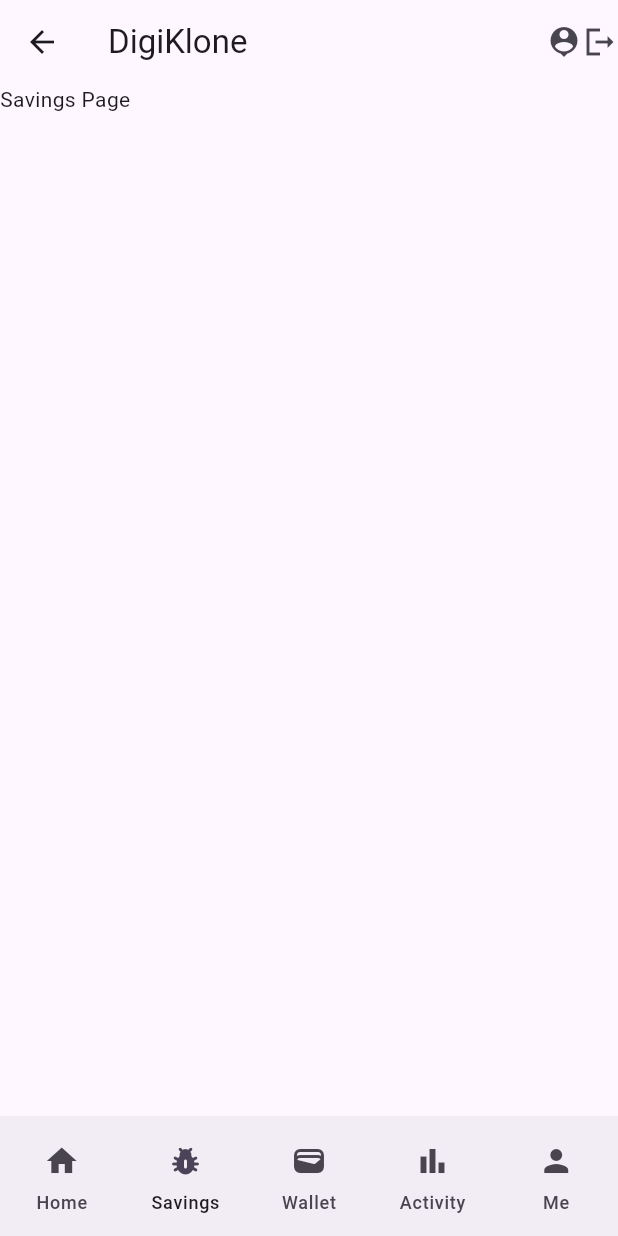
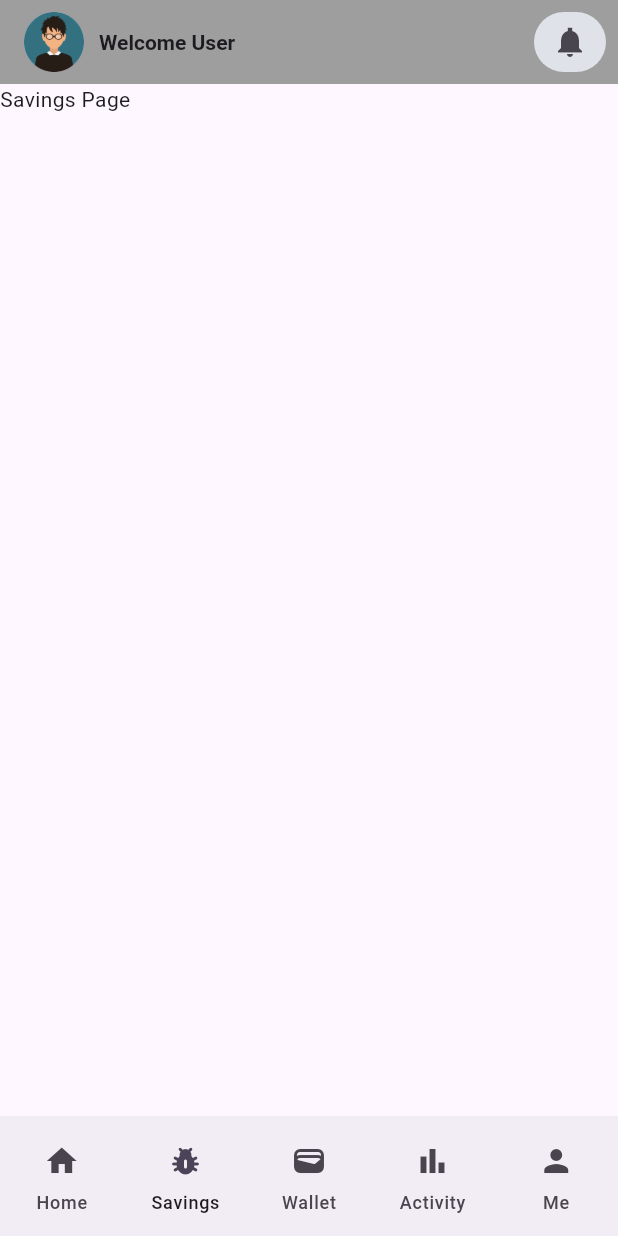
Before and after one commit to ukpongjoseph/DigiKlone, a Flutter app: the LandingPage screen opened by its route, on a phone screen of 412 x 824 dp. Run offline on Flutter 3.47's test engine with Material 3 defaults, Android fonts, the phone set to English and light mode, and no system bars.

Commit message:
Added a better app bar

```diff
--- a/lib/pages/landing_page.dart
+++ b/lib/pages/landing_page.dart
@@ -30,15 +30,40 @@ class _LandingPageState extends State<LandingPage> {
     currentPageIndex = context.watch<NavProvider>().getCurrentPage();
     return Scaffold(
       appBar: AppBar(
-        title: Text("DigiKlone"),
+        backgroundColor: Colors.grey,
+        title: Row(
+          children: [
+            CircleAvatar(
+              child: Image.asset("assets/images/avatar.png"),
+            ),
+            SizedBox(
+              width: 10.0,
+            ),
+            Text(
+              "Welcome User",
+              style: TextStyle(
+                fontSize: 14.0,
+                fontWeight: FontWeight.bold
+              ),
+            ),
+          ],
+        ),
         actions: [
-          Icon(
-            Icons.person_pin
+          Padding(
+            padding: const EdgeInsets.all(8.0),
+            child: Container(
+              decoration: BoxDecoration(
+                borderRadius: BorderRadius.circular(80.0),
+                color: const Color.fromARGB(255, 223, 227, 233)
+              ),
+              child: IconButton(
+                icon: Icon(Icons.notifications_sharp),
+                onPressed: (){},
+              ),
+            ),
           ),
-          Icon(
-            Icons.logout_sharp
-          )
         ],
+        automaticallyImplyLeading: false,
       ),
       body: _pages[currentPageIndex],
       bottomNavigationBar: BottomNav(),
--- a/pubspec.yaml
+++ b/pubspec.yaml
@@ -60,9 +60,9 @@ flutter:
   uses-material-design: true
 
   # To add assets to your application, add an assets section, like this:
-  # assets:
-  #   - images/a_dot_burr.jpeg
-  #   - images/a_dot_ham.jpeg
+  assets:
+    - assets/images/avatar.png
+    # - images/a_dot_ham.jpeg
 
   # An image asset can refer to one or more resolution-specific "variants", see
   # https://flutter.dev/to/resolution-aware-images
```
Also changed, not shown: lib/pages/sign_in.dart (+11 -3 lines), lib/pages/signup/confirm_password.dart (+12 -2 lines), assets/images/avatar.png (added).
